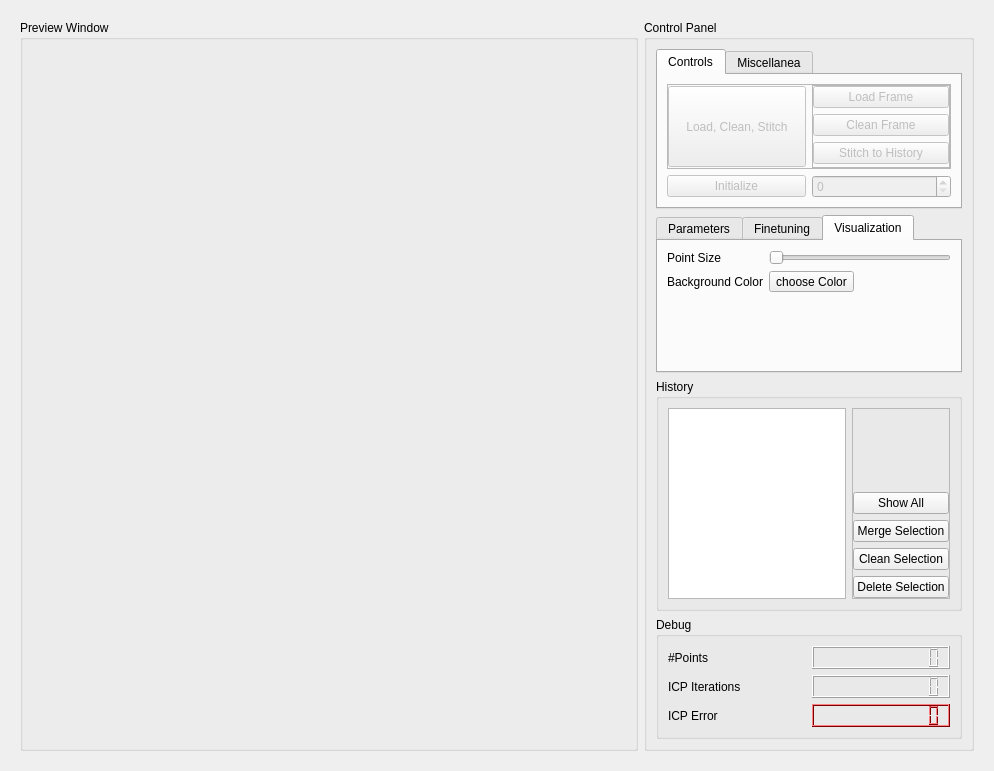
This is master/seminar/StitchingWidget.ui in anygo/uniprojectsdn as Qt 5 draws it before an edit. The edited form follows.
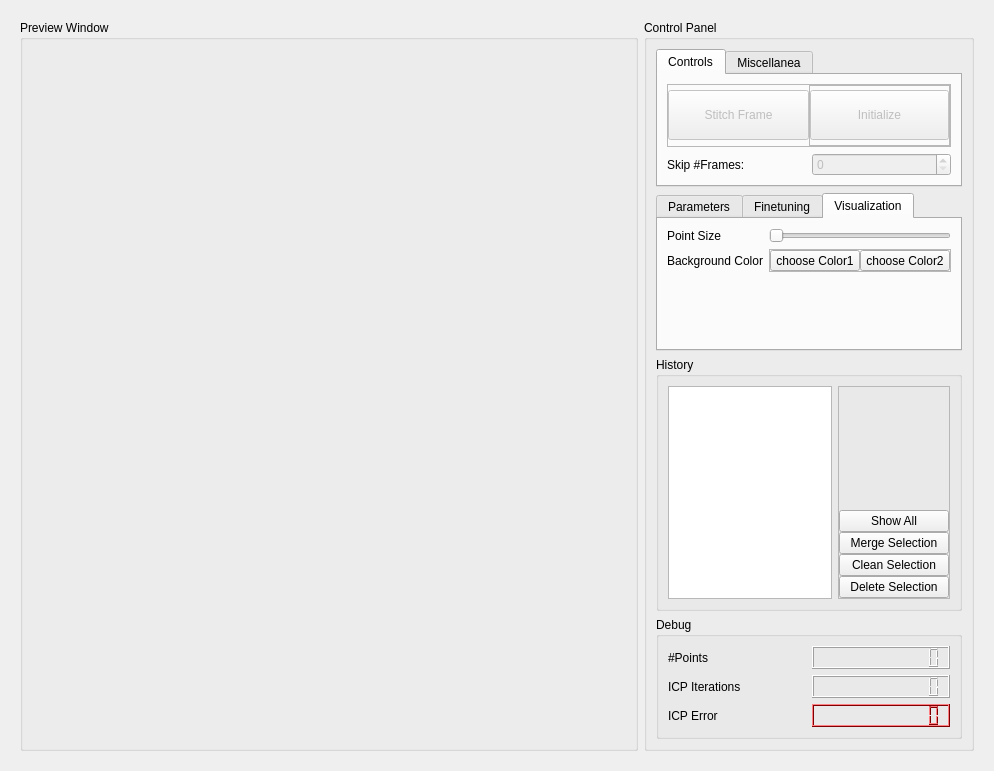
This is the edited form. The open tabs and pages were chosen to show the change. Custom widgets are drawn as their Qt base class.

Commit message: += even more awesomeness

The edit to the form file:
```diff
--- a/master/seminar/StitchingWidget.ui
+++ b/master/seminar/StitchingWidget.ui
@@ -91,6 +91,9 @@
                 <enum>QFrame::Raised</enum>
                </property>
                <layout class="QHBoxLayout" name="horizontalLayout">
+                <property name="spacing">
+                 <number>0</number>
+                </property>
                 <property name="margin">
                  <number>0</number>
                 </property>
@@ -102,11 +105,11 @@
                   <property name="minimumSize">
                    <size>
                     <width>0</width>
-                    <height>81</height>
+                    <height>50</height>
                    </size>
                   </property>
                   <property name="text">
-                   <string>Load, Clean, Stitch</string>
+                   <string>Stitch Frame</string>
                   </property>
                   <property name="checkable">
                    <bool>false</bool>
@@ -126,55 +129,28 @@
                     <number>0</number>
                    </property>
                    <item>
-                    <widget class="QPushButton" name="m_PushButtonLoadFrame">
-                     <property name="enabled">
-                      <bool>false</bool>
-                     </property>
-                     <property name="text">
-                      <string>Load Frame</string>
-                     </property>
-                    </widget>
-                   </item>
-                   <item>
-                    <widget class="QPushButton" name="m_PushButtonCleanFrame">
-                     <property name="enabled">
-                      <bool>false</bool>
-                     </property>
-                     <property name="text">
-                      <string>Clean Frame</string>
-                     </property>
-                    </widget>
-                   </item>
-                   <item>
-                    <widget class="QPushButton" name="m_PushButtonStitch">
-                     <property name="enabled">
-                      <bool>false</bool>
-                     </property>
-                     <property name="text">
-                      <string>Stitch to History</string>
-                     </property>
-                    </widget>
-                   </item>
-                  </layout>
-                 </widget>
-                </item>
-               </layout>
-              </widget>
-             </item>
-             <item row="1" column="0">
-              <widget class="QPushButton" name="m_PushButtonInitializeHistory">
+                    <widget class="QPushButton" name="m_PushButtonInitialize">
                <property name="enabled">
                 <bool>false</bool>
                </property>
                <property name="minimumSize">
                 <size>
-                 <width>127</width>
-                 <height>0</height>
+                       <width>0</width>
+                       <height>50</height>
                 </size>
                </property>
                <property name="text">
                 <string>Initialize</string>
                </property>
+                     <property name="checkable">
+                      <bool>false</bool>
+                     </property>
+                    </widget>
+                   </item>
+                  </layout>
+                 </widget>
+                </item>
+               </layout>
               </widget>
              </item>
              <item row="1" column="1">
@@ -199,6 +175,13 @@
                </property>
               </widget>
              </item>
+             <item row="1" column="0">
+              <widget class="QLabel" name="label_13">
+               <property name="text">
+                <string>Skip #Frames:</string>
+               </property>
+              </widget>
+             </item>
             </layout>
            </widget>
            <widget class="QWidget" name="tab_6">
@@ -531,9 +514,24 @@
               </widget>
              </item>
              <item row="1" column="1">
-              <widget class="QToolButton" name="m_ToolButtonChooseBackgroundColor">
+              <widget class="QFrame" name="frame_5">
+               <property name="frameShape">
+                <enum>QFrame::StyledPanel</enum>
+               </property>
+               <property name="frameShadow">
+                <enum>QFrame::Raised</enum>
+               </property>
+               <layout class="QHBoxLayout" name="horizontalLayout_2">
+                <property name="spacing">
+                 <number>0</number>
+                </property>
+                <property name="margin">
+                 <number>0</number>
+                </property>
+                <item>
+                 <widget class="QToolButton" name="m_ToolButtonChooseBackgroundColor1">
                <property name="text">
-                <string>choose Color</string>
+                   <string>choose Color1</string>
                </property>
                <property name="checkable">
                 <bool>false</bool>
@@ -559,6 +557,40 @@
                <property name="arrowType">
                 <enum>Qt::NoArrow</enum>
                </property>
+                 </widget>
+                </item>
+                <item>
+                 <widget class="QToolButton" name="m_ToolButtonChooseBackgroundColor2">
+                  <property name="text">
+                   <string>choose Color2</string>
+                  </property>
+                  <property name="checkable">
+                   <bool>false</bool>
+                  </property>
+                  <property name="checked">
+                   <bool>false</bool>
+                  </property>
+                  <property name="autoRepeat">
+                   <bool>false</bool>
+                  </property>
+                  <property name="autoExclusive">
+                   <bool>false</bool>
+                  </property>
+                  <property name="popupMode">
+                   <enum>QToolButton::DelayedPopup</enum>
+                  </property>
+                  <property name="toolButtonStyle">
+                   <enum>Qt::ToolButtonIconOnly</enum>
+                  </property>
+                  <property name="autoRaise">
+                   <bool>false</bool>
+                  </property>
+                  <property name="arrowType">
+                   <enum>Qt::NoArrow</enum>
+                  </property>
+                 </widget>
+                </item>
+               </layout>
               </widget>
              </item>
             </layout>
@@ -593,6 +625,9 @@
                <enum>QFrame::Raised</enum>
               </property>
               <layout class="QVBoxLayout" name="verticalLayout">
+               <property name="spacing">
+                <number>0</number>
+               </property>
                <property name="margin">
                 <number>0</number>
                </property>
@@ -611,6 +646,12 @@
                </item>
                <item>
                 <widget class="QPushButton" name="m_PushButtonHistoryShowAll">
+                 <property name="minimumSize">
+                  <size>
+                   <width>110</width>
+                   <height>0</height>
+                  </size>
+                 </property>
                  <property name="text">
                   <string>Show All</string>
                  </property>
```
Left out of the diff: 5 changed lines with no effect on the pictures. Lines whose indentation alone changed are shown as unchanged. The commit also changes 2 other files.
